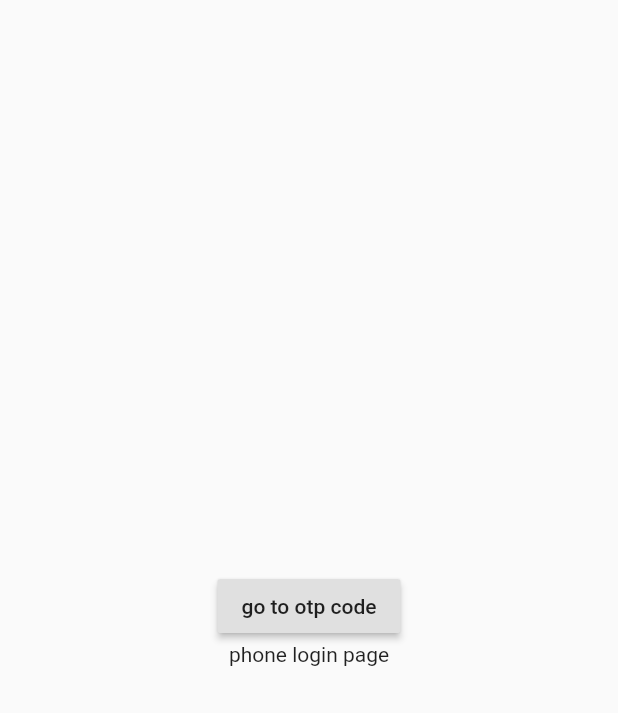
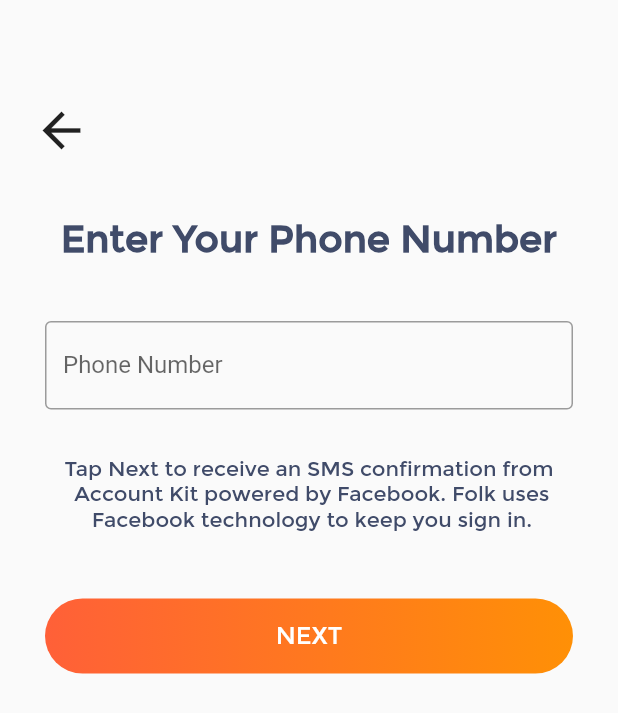
Before and after one commit to sudeshfer/folk, a Flutter app: the PhoneLogin screen opened by its route, on a phone screen of 412 x 824 dp. Shown: the top 713 px of the screen. Run offline on Flutter 3.47's test engine with Material 2 defaults, Android fonts, the phone set to English and light mode, and no system bars; our stand-ins replace font_awesome_flutter.

Commit message:
phone login page design

```diff
--- a/lib/Screens/Login/phone_login.dart
+++ b/lib/Screens/Login/phone_login.dart
@@ -1,3 +1,5 @@
+import 'dart:developer';
+
 import 'package:flutter/material.dart';
 
 class PhoneLogin extends StatefulWidget {
@@ -12,21 +14,91 @@ class _PhoneLoginState extends State<PhoneLogin> {
   Widget build(BuildContext context) {
     return new Scaffold(
       body: Container(
-         child: Center(
         child: Column(
-             mainAxisAlignment: MainAxisAlignment.center,
+          crossAxisAlignment: CrossAxisAlignment.start,
           children: <Widget>[
-               Center(
-                 child: RaisedButton(
-                   child: Text("go to otp code"),
-                   onPressed: (){
-                     Navigator.of(context).pushNamed("/pincode");
+            Padding(
+              padding: EdgeInsets.only(top: 60.0, left: 14),
+              child: IconButton(
+                icon: Icon(Icons.arrow_back),
+                iconSize: 38,
+                onPressed: () {
+                  log('Clikced on back btn');
+                  Navigator.of(context).pop();
                 },
               ),
             ),
-               Text("phone login page"),
+            Center(
+              child: Container(
+                margin: EdgeInsets.only(top: 30),
+                child: Text(
+                  "Enter Your Phone Number",
+                  textAlign: TextAlign.center,
+                  style: TextStyle(
+                    color: Color.fromRGBO(64, 75, 105, 1),
+                    fontSize: 25,
+                    fontFamily: 'Montserrat',
+                    fontWeight: FontWeight.w600,
+                  ),
+                ),
+              ),
+            ),
+            Center(
+              child: Container(
+                margin: EdgeInsets.only(top: 40, left: 30, right: 30),
+                child: TextField(
+                  decoration: InputDecoration(
+                      border: new OutlineInputBorder(
+                          borderSide: new BorderSide(
+                              color: Color.fromRGBO(238, 238, 238, 0.1))),
+                      labelText: 'Phone Number'),
+                ),
+              ),
+            ),
+            Center(
+              child: Container(
+                margin: EdgeInsets.only(top: 30, left: 30, right: 30),
+                child: Text(
+                  "Tap Next to receive an SMS confirmation from \n Account Kit powered by Facebook. Folk uses \n Facebook technology to keep you sign in.",
+                  textAlign: TextAlign.center,
+                  style: TextStyle(
+                    color: Color(0xFF404B69),
+                    fontSize: 14,
+                    fontFamily: 'Montserrat',
+                  ),
+                ),
+              ),
+            ),
+            Center(
+              child: Container(
+                margin: EdgeInsets.only(top: 45, left: 30, right: 30),
+                child: InkWell(
+                  onTap: () {
+                    log('Clikced on next btn');
+                        Navigator.of(context).pushNamed("/pincode");
+                  },
+                  child: Container(
+                    height: 50,
+                    width: MediaQuery.of(context).size.width / 1.15,
+                    decoration: BoxDecoration(
+                        gradient: LinearGradient(
+                          colors: [Color(0xFFFF6038), Color(0xFFFF9006)],
+                        ),
+                        borderRadius: BorderRadius.all(Radius.circular(50))),
+                    child: Center(
+                      child: Text(
+                        'Next'.toUpperCase(),
+                        style: TextStyle(
+                            fontSize: 16,
+                            color: Colors.white,
+                            fontFamily: 'Montserrat'),
+                      ),
+                    ),
+                  ),
+                ),
+              ),
+            )
           ],
-           ),
         ),
       ),
     );
```
Lines whose indentation alone changed are shown as unchanged.
